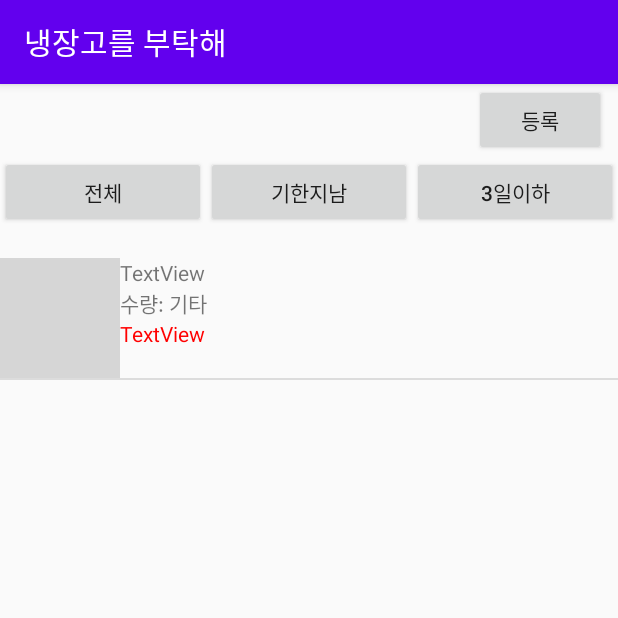
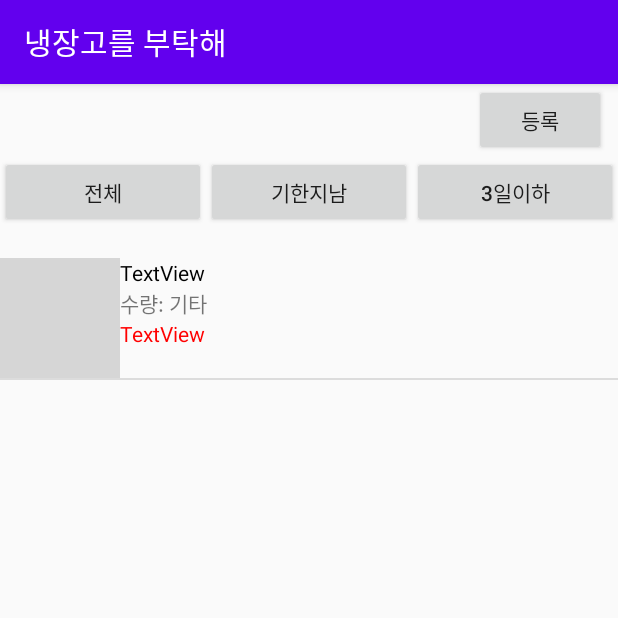
Before and after one commit to whanhee97/MyRefrigerator, an Android app: the screen it shows after launch (MainActivity), after a tap on "기한지남", on a phone screen of 412 x 824 dp, the top half of it. Run offline under Robolectric (Android 15) with nearby library versions, the phone set to English and light mode, and no system bars; 9 statements that could not run were skipped; grey boxes are pictures that could not be loaded.

Commit message:
modify text color

```diff
--- a/app/src/main/res/layout/food_list_layout.xml
+++ b/app/src/main/res/layout/food_list_layout.xml
@@ -25,6 +25,7 @@
                 android:id="@+id/foodname"
                 android:layout_width="match_parent"
                 android:layout_height="wrap_content"
+                android:textColor="#000000"
                 android:text="TextView"/>
             <TextView
                 android:id="@+id/foodcount"
```
Also changed, not shown: app/src/main/java/com/example/myrefrigerator/CustomAdapter.java (+5 -2 lines).
